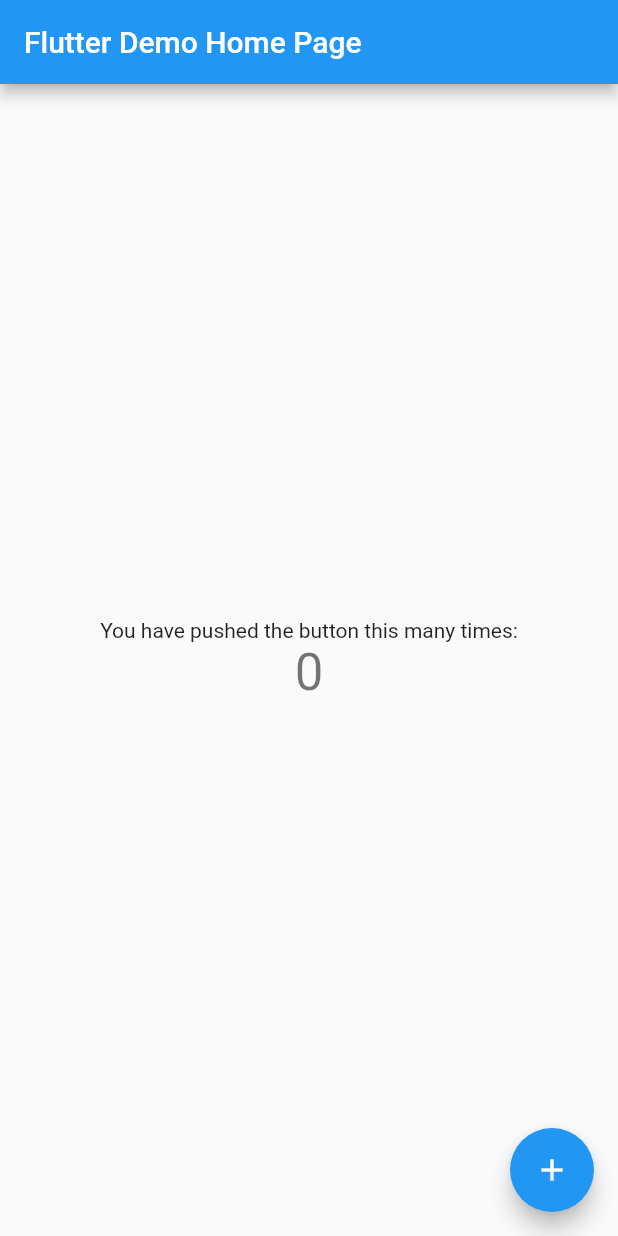
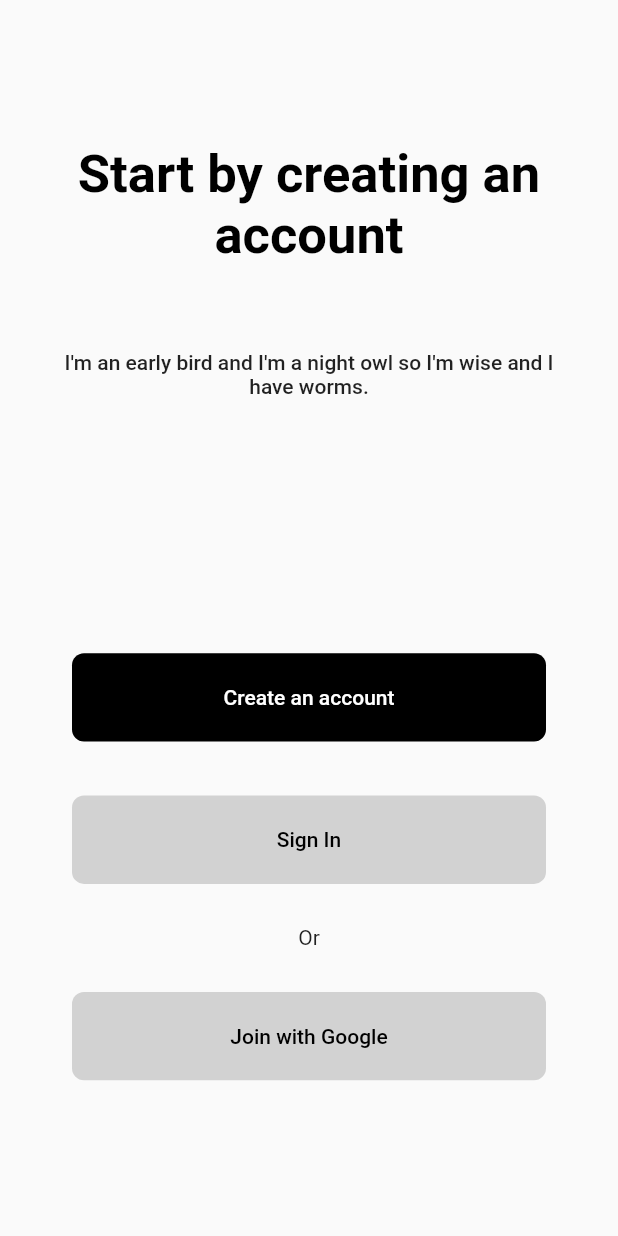
Before and after one commit to 4lisyd/CryptoMeta, a Flutter app: the screen it shows after launch, on a phone screen of 412 x 824 dp. Run offline on Flutter 3.47's test engine with Material 2 defaults, Android fonts, the light colour scheme and no system bars.

Commit message:
difficult init

```diff
--- /dev/null
+++ b/lib/UiElements/Buttons/buttons.dart
@@ -0,0 +1,39 @@
+import 'package:flutter/material.dart';
+import 'package:flutter/src/widgets/container.dart';
+import 'package:flutter/src/widgets/framework.dart';
+
+class Button1 extends StatelessWidget {
+  Button1(this.buttonText, this.pressFunc, this.darkOrNot, {super.key});
+
+  String buttonText;
+  Function pressFunc;
+  bool darkOrNot;
+
+  @override
+  Widget build(BuildContext context) {
+    return TextButton(
+      onPressed: () {
+        pressFunc();
+      },
+      child: Container(
+        alignment: Alignment.center,
+        width: MediaQuery.of(context).size.width - 80,
+        height: MediaQuery.of(context).size.height / 14,
+        decoration: BoxDecoration(
+            color: darkOrNot
+                ? Theme.of(context).primaryColorDark
+                : Theme.of(context).primaryColorLight,
+            borderRadius: BorderRadius.circular(8)),
+        child: Text(
+          buttonText,
+          style: darkOrNot
+              ? Theme.of(context).textTheme.button
+              : Theme.of(context)
+                  .textTheme
+                  .button
+                  ?.copyWith(color: Colors.black),
+        ),
+      ),
+    );
+  }
+}
--- a/lib/main.dart
+++ b/lib/main.dart
@@ -1,3 +1,4 @@
+import 'package:crypto_meta/screens/Intro/Intro.dart';
 import 'package:flutter/material.dart';
 
 void main() {
@@ -13,103 +14,45 @@
     return MaterialApp(
       title: 'Crypto Meta',
       theme: ThemeData(
-        // This is the theme of your application.
-        //
-        // Try running your application with "flutter run". You'll see the
-        // application has a blue toolbar. Then, without quitting the app, try
-        // changing the primarySwatch below to Colors.green and then invoke
-        // "hot reload" (press "r" in the console where you ran "flutter run",
-        // or simply save your changes to "hot reload" in a Flutter IDE).
-        // Notice that the counter didn't reset back to zero; the application
-        // is not restarted.
-        primarySwatch: Colors.blue,
-      ),
-      home: const MyHomePage(title: 'Flutter Demo Home Page'),
+          appBarTheme: const AppBarTheme(
+            backgroundColor: Colors.white,
+            elevation: 0,
+            iconTheme: IconThemeData(
+              color: Colors.black,
+            ),
+          ),
+          primarySwatch: Colors.blue,
+          primaryColorDark: Colors.black,
+          primaryColorLight: Color(0xffd2d2d2),
+          textTheme: const TextTheme(
+            headline1: TextStyle(
+              color: Colors.black,
+              fontSize: 35,
+              fontWeight: FontWeight.w600,
+            ),
+            button: TextStyle(
+              color: Colors.white,
+            ), // all the buttons use this text style
+          )),
+      home: const MyHomePage(),
     );
   }
 }
 
 class MyHomePage extends StatefulWidget {
-  const MyHomePage({super.key, required this.title});
-
-  // This widget is the home page of your application. It is stateful, meaning
-  // that it has a State object (defined below) that contains fields that affect
-  // how it looks.
-
-  // This class is the configuration for the state. It holds the values (in this
-  // case the title) provided by the parent (in this case the App widget) and
-  // used by the build method of the State. Fields in a Widget subclass are
-  // always marked "final".
-
-  final String title;
+  const MyHomePage({super.key});
 
   @override
   State<MyHomePage> createState() => _MyHomePageState();
 }
 
 class _MyHomePageState extends State<MyHomePage> {
-  int _counter = 0;
-
-  void _incrementCounter() {
-    setState(() {
-      // This call to setState tells the Flutter framework that something has
-      // changed in this State, which causes it to rerun the build method below
-      // so that the display can reflect the updated values. If we changed
-      // _counter without calling setState(), then the build method would not be
-      // called again, and so nothing would appear to happen.
-      _counter++;
-    });
-  }
-
   @override
   Widget build(BuildContext context) {
-    // This method is rerun every time setState is called, for instance as done
-    // by the _incrementCounter method above.
-    //
-    // The Flutter framework has been optimized to make rerunning build methods
-    // fast, so that you can just rebuild anything that needs updating rather
-    // than having to individually change instances of widgets.
     return Scaffold(
-      appBar: AppBar(
-        // Here we take the value from the MyHomePage object that was created by
-        // the App.build method, and use it to set our appbar title.
-        title: Text(widget.title),
-      ),
-      body: Center(
-        // Center is a layout widget. It takes a single child and positions it
-        // in the middle of the parent.
-        child: Column(
-          // Column is also a layout widget. It takes a list of children and
-          // arranges them vertically. By default, it sizes itself to fit its
-          // children horizontally, and tries to be as tall as its parent.
-          //
-          // Invoke "debug painting" (press "p" in the console, choose the
-          // "Toggle Debug Paint" action from the Flutter Inspector in Android
-          // Studio, or the "Toggle Debug Paint" command in Visual Studio Code)
-          // to see the wireframe for each widget.
-          //
-          // Column has various properties to control how it sizes itself and
-          // how it positions its children. Here we use mainAxisAlignment to
-          // center the children vertically; the main axis here is the vertical
-          // axis because Columns are vertical (the cross axis would be
-          // horizontal).
-          mainAxisAlignment: MainAxisAlignment.center,
-          children: <Widget>[
-            const Text(
-              'You have pushed the button this many times:',
-            ),
-            Text(
-              '$_counter',
-              style: Theme.of(context).textTheme.headline4,
-            ),
-          ],
-        ),
-      ),
-      floatingActionButton: FloatingActionButton(
-        onPressed: _incrementCounter,
-        tooltip: 'Increment',
-        child: const Icon(Icons.add),
-      ), // This trailing comma makes auto-formatting nicer for build methods.
+      body: Intro(),
+      // color: Colors.white,
     );
   }
 }
+// a stateful that returns a scaffold is needed.
--- /dev/null
+++ b/lib/screens/Intro/Intro.dart
@@ -0,0 +1,48 @@
+import 'package:crypto_meta/UiElements/Buttons/buttons.dart';
+import 'package:crypto_meta/screens/SignInNUp/SignUp.dart';
+import 'package:flutter/material.dart';
+import 'package:flutter/src/widgets/container.dart';
+import 'package:flutter/src/widgets/framework.dart';
+
+class Intro extends StatelessWidget {
+  const Intro({super.key});
+
+  @override
+  Widget build(BuildContext context) {
+    return Container(
+      margin: const EdgeInsets.all(20),
+      padding: EdgeInsets.all(20),
+      child: Column(
+        mainAxisAlignment: MainAxisAlignment.spaceEvenly,
+        children: [
+          Text(
+            "Start by creating an account",
+            style: Theme.of(context).textTheme.headline1,
+            textAlign: TextAlign.center,
+          ),
+          Text(
+              "I'm an early bird and I'm a night owl so I'm wise and I have worms.",
+              style: Theme.of(context).textTheme.bodyText1,
+              textAlign: TextAlign.center),
+          SizedBox(height: 50),
+          Container(
+            child: Column(children: [
+              Button1("Create an account", () {
+                Navigator.push(
+                    context,
+                    MaterialPageRoute(
+                        builder: ((context) => const SignUpCreate())));
+              }, true),
+              SizedBox(height: 20),
+              Button1("Sign In", () {}, false),
+              SizedBox(height: 20),
+              Text("Or"),
+              SizedBox(height: 20),
+              Button1("Join with Google", () {}, false),
+            ]),
+          ),
+        ],
+      ),
+    );
+  }
+}
```
Also changed, not shown: lib/UiElements/TextFields1/TextFields.dart (added, +19 -0 lines), lib/screens/SignInNUp/SignUp.dart (added, +59 -0 lines), 143 other files.
